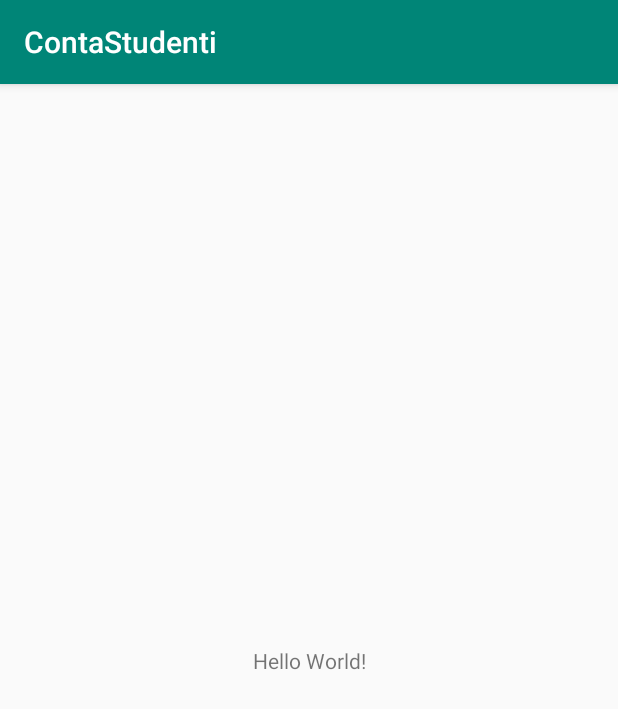
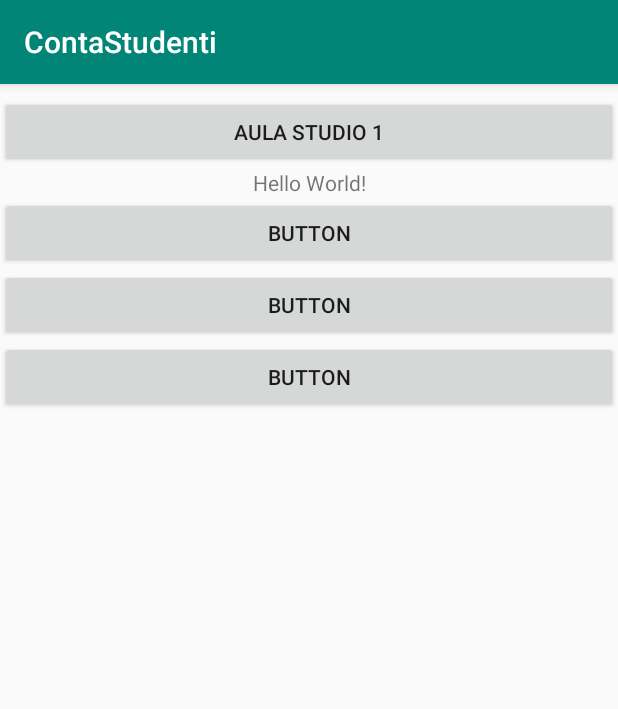
Before and after one commit to franzqat/SMART-CROWD, an Android app: the screen it shows after launch (MainActivity), on a phone screen of 412 x 824 dp. Shown: the top 709 px of the screen. Run offline under Robolectric (Android 15) with nearby library versions, the phone set to English and light mode, and no system bars; libraries missing offline, so code that uses them is left out: org.eclipse.paho; 9 statements that could not run were skipped.

Commit message:
tentativo di interfaccia con bottone subscribe
subscribe to topic parte nonostante non ci siano chiamate

```diff
--- a/app/src/main/java/dev/furtor/contastudenti/MainActivity.java
+++ b/app/src/main/java/dev/furtor/contastudenti/MainActivity.java
@@ -3,12 +3,15 @@ package dev.furtor.contastudenti;
 
 
 import android.Manifest;
+import android.content.Intent;
 import android.content.pm.PackageManager;
 import android.support.v4.app.ActivityCompat;
 import android.support.v4.content.ContextCompat;
 import android.support.v7.app.AppCompatActivity;
 import android.os.Bundle;
 import android.util.Log;
+import android.view.View;
+import android.widget.Button;
 import android.widget.TextView;
 import android.widget.Toast;
 
@@ -22,32 +25,29 @@ public class MainActivity extends AppCompatActivity {
     MqttHelper mqttHelper;
 
     TextView dataReceived;
-
+    Button topic1;
     @Override
 
     protected void onCreate(Bundle savedInstanceState) {
         super.onCreate(savedInstanceState);
         setContentView(R.layout.activity_main);
-    //    if (checkPermission()) {
-            dataReceived = (TextView) findViewById(R.id.dataReceived);
+
+            dataReceived = findViewById(R.id.dataReceived);
             startMqtt();
-  //      } else {
-   //         Toast.makeText(getApplicationContext(), "Impossibile ottenere i permessi", Toast.LENGTH_LONG).show();
-        }
-   // }
 
 
+        topic1 = findViewById(R.id.topic1);
+        topic1.setOnClickListener(new View.OnClickListener() {
+            @Override
+            public void onClick(View v) {
+              //  mqttHelper.subscribeToTopic("unict/didattica/aulastudio"); //@string aula_studio_D1
 
-    private boolean checkPermission(){
-        if (ContextCompat.checkSelfPermission(this, Manifest.permission.ACCESS_NETWORK_STATE) != PackageManager.PERMISSION_GRANTED ||
-                ContextCompat.checkSelfPermission(this, Manifest.permission.INTERNET) != PackageManager.PERMISSION_GRANTED) {
+            }
+        });
 
-            ActivityCompat.requestPermissions(this, new String[]{Manifest.permission.INTERNET,Manifest.permission.ACCESS_NETWORK_STATE, Manifest.permission.WAKE_LOCK},111);
-            return false;
-        } else {
-            return true;
         }
-    }
+
+
 
 
     @Override
--- a/app/src/main/java/dev/furtor/contastudenti/helpers/MqttHelper.java
+++ b/app/src/main/java/dev/furtor/contastudenti/helpers/MqttHelper.java
@@ -21,7 +21,7 @@ public class MqttHelper {
     final String serverUri = "ssl://m24.cloudmqtt.com:28951";
 
     final String clientId = "ExampleAndroidClient";
-    final String subscriptionTopic = "unict/didattica/aulastudio";
+    //final String subscriptionTopic = "unict/didattica/aulastudio";
 
     final String username = "mqttbox"; //"npjfazcj";
     final String password = "123ttbox";//"H_BXhBstyAU4";
@@ -79,7 +79,9 @@ public class MqttHelper {
                     disconnectedBufferOptions.setPersistBuffer(false);
                     disconnectedBufferOptions.setDeleteOldestMessages(false);
                     mqttAndroidClient.setBufferOpts(disconnectedBufferOptions);
-                    subscribeToTopic();
+
+
+                   // subscribeToTopic();
                 }
 
                 @Override
@@ -95,7 +97,7 @@ public class MqttHelper {
     }
 
 
-    private void subscribeToTopic() {
+    public void subscribeToTopic(String subscriptionTopic) {
         try {
             mqttAndroidClient.subscribe(subscriptionTopic, 1, null, new IMqttActionListener() {
                 @Override
@@ -110,7 +112,7 @@ public class MqttHelper {
             });
 
         } catch (MqttException ex) {
-            System.err.println("Exception whilst subscribing");
+            System.err.println("Exception while subscribing");
             ex.printStackTrace();
         }
     }
--- a/app/src/main/res/layout/activity_main.xml
+++ b/app/src/main/res/layout/activity_main.xml
@@ -1,19 +1,42 @@
 <?xml version="1.0" encoding="utf-8"?>
-<android.support.constraint.ConstraintLayout xmlns:android="http://schemas.android.com/apk/res/android"
+<LinearLayout xmlns:android="http://schemas.android.com/apk/res/android"
     xmlns:app="http://schemas.android.com/apk/res-auto"
     xmlns:tools="http://schemas.android.com/tools"
     android:layout_width="match_parent"
     android:layout_height="match_parent"
+    android:orientation="vertical"
     tools:context=".MainActivity">
+
+    <Button
+        android:id="@+id/topic1"
+        android:layout_width="match_parent"
+        android:layout_height="wrap_content"
+        android:layout_marginTop="8dp"
+        android:text="Aula studio 1" />
 
     <TextView
         android:id="@+id/dataReceived"
-        android:layout_width="wrap_content"
+        android:layout_width="match_parent"
         android:layout_height="wrap_content"
         android:text="Hello World!"
-        app:layout_constraintBottom_toBottomOf="parent"
-        app:layout_constraintLeft_toLeftOf="parent"
-        app:layout_constraintRight_toRightOf="parent"
-        app:layout_constraintTop_toTopOf="parent" />
+        android:textAlignment="center" />
 
-</android.support.constraint.ConstraintLayout>
+    <Button
+        android:id="@+id/button2"
+        android:layout_width="match_parent"
+        android:layout_height="wrap_content"
+        android:text="Button" />
+
+    <Button
+        android:id="@+id/button3"
+        android:layout_width="match_parent"
+        android:layout_height="wrap_content"
+        android:text="Button" />
+
+    <Button
+        android:id="@+id/button4"
+        android:layout_width="match_parent"
+        android:layout_height="wrap_content"
+        android:text="Button" />
+
+</LinearLayout>
--- a/app/src/main/res/values/strings.xml
+++ b/app/src/main/res/values/strings.xml
@@ -1,3 +1,4 @@
 <resources>
     <string name="app_name">ContaStudenti</string>
+    <string name="aula_studio_D1">unict/didattica/aulastudio</string>
 </resources>
```
